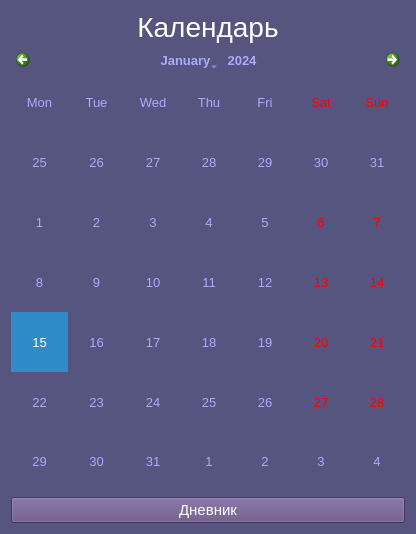
Before: the Qt Designer form win3.ui in konstantin-moskovskiy/Calorie-App, drawn with Qt 5.
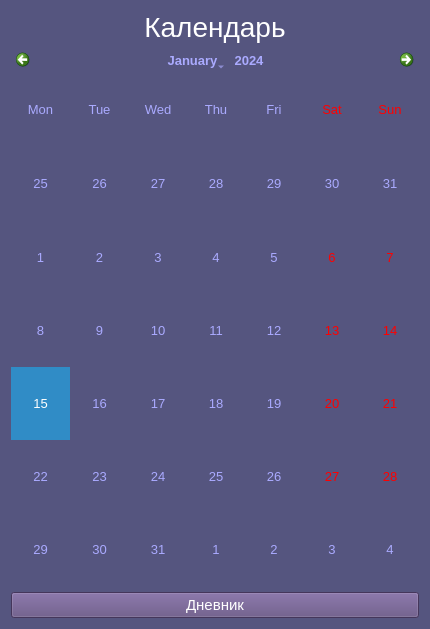
After: the same form once the commit is applied.

Patch:
```diff
--- a/win3.ui
+++ b/win3.ui
@@ -6,8 +6,8 @@
    <rect>
     <x>0</x>
     <y>0</y>
-    <width>416</width>
-    <height>534</height>
+    <width>430</width>
+    <height>629</height>
    </rect>
   </property>
   <property name="windowTitle">
```
